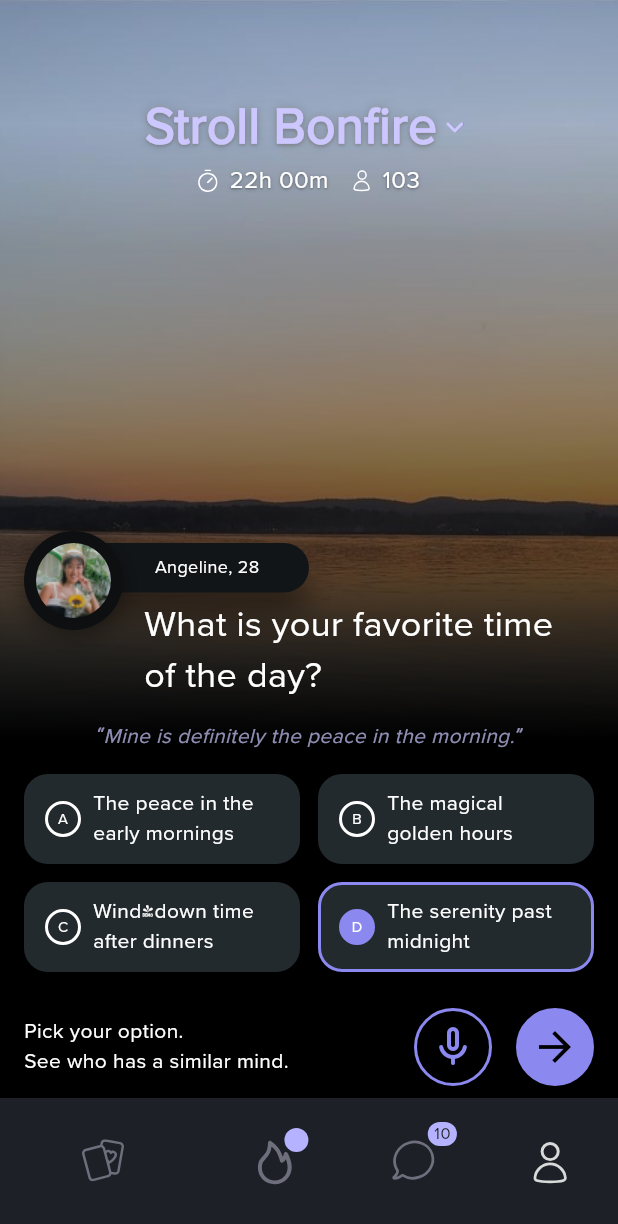
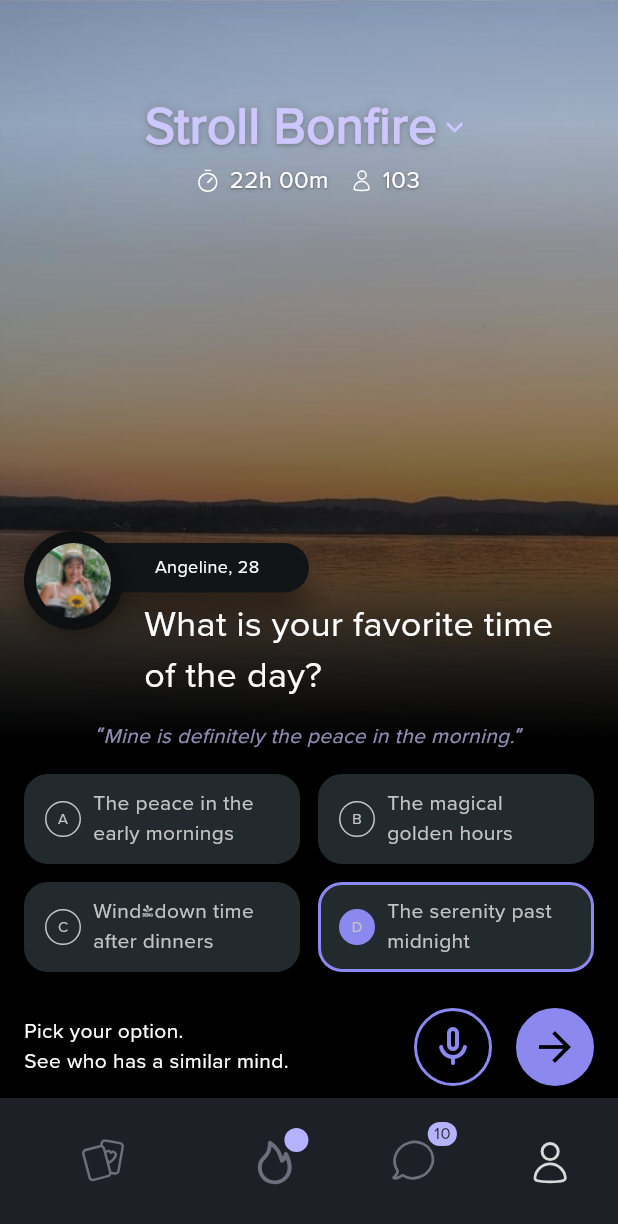
Before and after one commit to dizayn3r/interview_task, a Flutter app: the UserScreen screen opened directly, on a phone screen of 412 x 824 dp. Shown: the top 1224 px of the screen. Run offline on Flutter 3.47's test engine with Material 3 defaults, Android fonts, the phone set to English and light mode, and no system bars; our stand-ins replace flutter_svg.

Commit message:
fixed option font color

```diff
--- a/lib/ui/widgets/user_screen/option_widget.dart
+++ b/lib/ui/widgets/user_screen/option_widget.dart
@@ -40,8 +40,8 @@ class OptionWidget extends StatelessWidget {
               decoration: BoxDecoration(
                 color: isSelected ? const Color(0xFF8B88EF) : Colors.transparent,
                 border: Border.all(
-                  color: isSelected ? const Color(0xFF8B88EF) : Colors.white,
-                  width: 2.0,
+                  color: isSelected ? const Color(0xFF8B88EF) : const Color(0xFFC4C4C4),
+                  width: 1.0,
                 ),
                 shape: BoxShape.circle,
               ),
@@ -50,7 +50,7 @@ class OptionWidget extends StatelessWidget {
                 style: const TextStyle(
                   fontSize: 10.0,
                   fontFamily: 'ProximaNova',
-                  color: Colors.white,
+                  color: Color(0xFFC4C4C4),
                 ),
               ),
             ),
@@ -61,7 +61,7 @@ class OptionWidget extends StatelessWidget {
                   text,
                   style: const TextStyle(
                     fontFamily: 'ProximaNova',
-                    color: Colors.white,
+                    color: Color(0xFFC4C4C4),
                   ),
                 ),
               ),
```
Also changed, not shown: lib/main.dart (+4 -50 lines).
